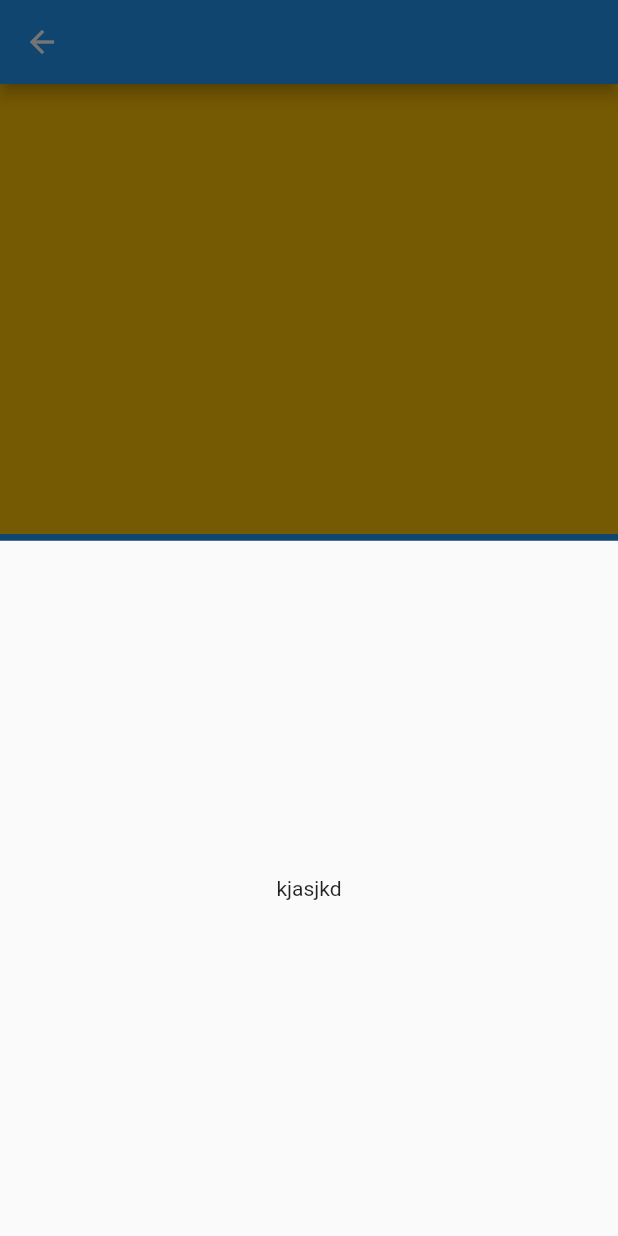
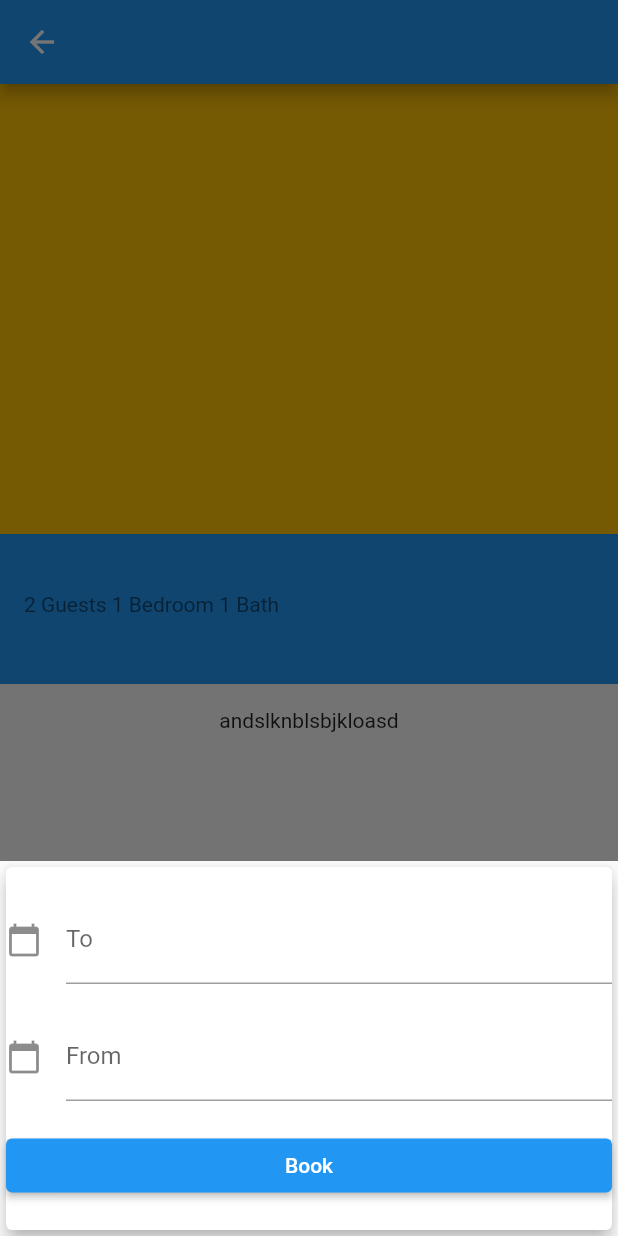
Before and after one commit to CodeForGhost/hostel_booking, a Flutter app: the HostelScreen screen opened directly with empty values, after a tap on "Book", on a phone screen of 412 x 824 dp. Run offline on Flutter 3.47's test engine with Material 2 defaults, Android fonts, the light colour scheme and no system bars.

Commit message:
Basic Front End Part is Done

```diff
--- a/hostel_front_end/lib/screens/hostel_screen.dart
+++ b/hostel_front_end/lib/screens/hostel_screen.dart
@@ -1,6 +1,7 @@
 import 'package:flutter/material.dart';
+import 'package:hostel_front_end/widgets/date_field_custom_widget.dart';
 
-class HostelScreen extends StatelessWidget {
+class HostelScreen extends StatefulWidget {
   final String imageUrl;
   final String name;
   final String price;
@@ -14,6 +15,13 @@ class HostelScreen extends StatelessWidget {
       : super(key: key);
 
   @override
+  State<HostelScreen> createState() => _HostelScreenState();
+}
+
+class _HostelScreenState extends State<HostelScreen> {
+  TextEditingController dateinputTo = TextEditingController();
+  TextEditingController dateinputFrom = TextEditingController();
+  @override
   Widget build(BuildContext context) {
     return Scaffold(
       appBar: AppBar(
@@ -24,7 +32,7 @@ class HostelScreen extends StatelessWidget {
           },
         ),
         centerTitle: true,
-        title: Text(name),
+        title: Text(widget.name),
       ),
       body: SingleChildScrollView(
         child: Column(
@@ -34,15 +42,15 @@ class HostelScreen extends StatelessWidget {
               width: double.infinity,
               height: 300,
               color: Colors.amber,
-              child: Center(child: Text(imageUrl)),
+              child: Center(child: Text(widget.imageUrl)),
             ),
             Container(
                 width: double.infinity,
                 height: 100,
                 child: ListTile(
-                  title: Text(name),
+                  title: Text(widget.name),
                   subtitle: Text("2 Guests 1 Bedroom 1 Bath"),
-                  trailing: Text(price),
+                  trailing: Text(widget.price),
                   tileColor: Colors.blue,
                 )),
             Container(
@@ -50,7 +58,7 @@ class HostelScreen extends StatelessWidget {
               height: 400,
               child: Column(
                 children: [
-                  Text(desc),
+                  Text(widget.desc),
                   Text("andslknblsbjkloasd"),
                 ],
               ),
@@ -62,9 +70,39 @@ class HostelScreen extends StatelessWidget {
         onPressed: () {
           showModalBottomSheet(
             context: context,
-            enableDrag: true,
+            // enableDrag: true,
             builder: (BuildContext context) {
-              return Center(child: Text("kjasjkd"));
+              return SizedBox(
+                height: 250,
+                child: Card(
+                  elevation: 5,
+                  child: Column(
+                    mainAxisAlignment: MainAxisAlignment.spaceEvenly,
+                    crossAxisAlignment: CrossAxisAlignment.center,
+                    children: [
+                      DateFieldCustom(
+                        dateinput: dateinputTo,
+                        text: "To",
+                      ),
+                      DateFieldCustom(
+                        dateinput: dateinputFrom,
+                        text: "From",
+                      ),
+                      Container(
+                        width: double.infinity,
+                        child: ElevatedButton(
+                          onPressed: () {
+                            // print(widget.name);
+                            // print(dateinputTo.text);
+                            // print(dateinputFrom.text);
+                          },
+                          child: Text('Book'),
+                        ),
+                      ),
+                    ],
+                  ),
+                ),
+              );
             },
           );
         },
--- /dev/null
+++ b/hostel_front_end/lib/widgets/date_field_custom_widget.dart
@@ -0,0 +1,59 @@
+import 'package:flutter/material.dart';
+import 'package:intl/intl.dart';
+
+class DateFieldCustom extends StatefulWidget {
+  final TextEditingController dateinput;
+  final String text;
+  const DateFieldCustom({
+    Key? key,
+    required this.dateinput,
+    required this.text,
+  }) : super(key: key);
+
+  @override
+  State<DateFieldCustom> createState() => _DateFieldCustomState();
+}
+
+class _DateFieldCustomState extends State<DateFieldCustom> {
+  @override
+  void initState() {
+    widget.dateinput.text = ""; //set the initial value of text field
+    super.initState();
+  }
+
+  @override
+  Widget build(BuildContext context) {
+    return TextField(
+      controller: widget.dateinput, //editing controller of this TextField
+      decoration: InputDecoration(
+        icon: Icon(Icons.calendar_today), //icon of text field
+        labelText: "${widget.text}", //label text of field
+      ),
+      readOnly: true, //set it true, so that user will not able to edit text
+      onTap: () async {
+        DateTime? pickedDate = await showDatePicker(
+            context: context,
+            initialDate: DateTime.now(),
+            firstDate: DateTime(
+                2000), //DateTime.now() - not to allow to choose before today.
+            lastDate: DateTime(2101));
+
+        if (pickedDate != null) {
+          print(
+              pickedDate); //pickedDate output format => 2021-03-10 00:00:00.000
+          String formattedDate = DateFormat('yyyy-MM-dd').format(pickedDate);
+          print(
+              formattedDate); //formatted date output using intl package =>  2021-03-16
+          //you can implement different kind of Date Format here according to your requirement
+
+          setState(() {
+            widget.dateinput.text =
+                formattedDate; //set output date to TextField value.
+          });
+        } else {
+          print("Date is not selected");
+        }
+      },
+    );
+  }
+}
--- a/hostel_front_end/pubspec.yaml
+++ b/hostel_front_end/pubspec.yaml
@@ -33,6 +33,7 @@ dependencies:
   # The following adds the Cupertino Icons font to your application.
   # Use with the CupertinoIcons class for iOS style icons.
   cupertino_icons: ^1.0.2
+  intl: ^0.17.0
 
 dev_dependencies:
   flutter_test:
```
Also changed, not shown: hostel_front_end/pubspec.lock, 1 other file.
